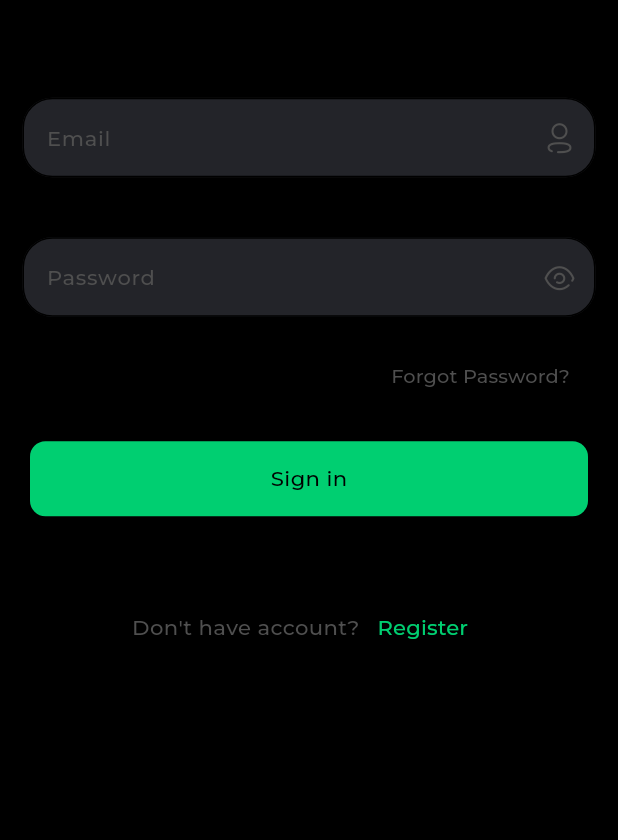
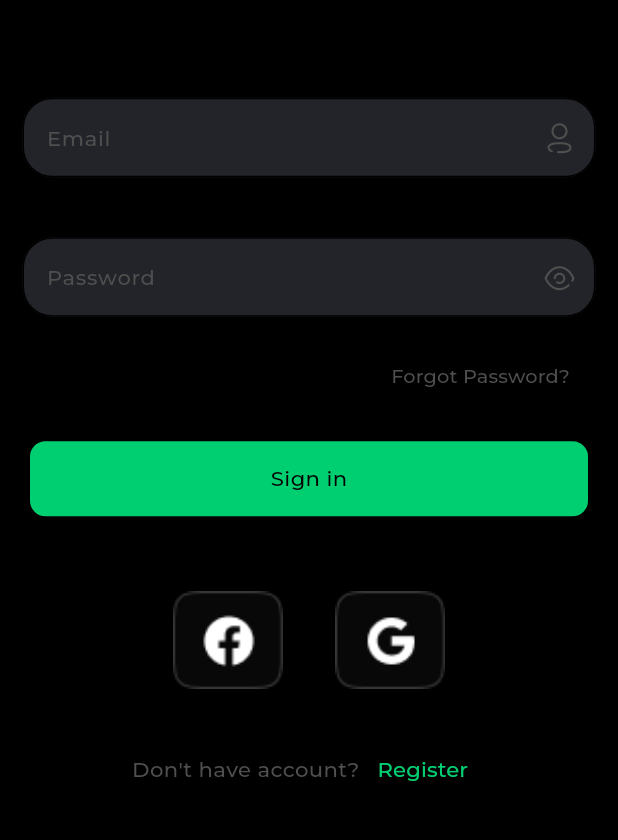
Before and after one commit to info-kareemmohamed/Movie-App, a Flutter app: the screen it shows after launch, after a tap on "Login", on a phone screen of 412 x 824 dp, the part 292-1132 px from its top. Run offline on Flutter 3.47's test engine with Material 3 defaults, Android fonts, the phone set to English and light mode, and no system bars; our stand-ins replace bloc, carousel_slider, cloud_firestore, conditional_builder_null_safety, curved_navigation_bar, dio and 8 more; accounts and stored records are empty; project files that could hold a hidden picture were left out.

Commit message:
Update Login Screen
Add two provider social login Facebook and Google

```diff
--- a/lib/core/utils/app_images.dart
+++ b/lib/core/utils/app_images.dart
@@ -22,11 +22,10 @@ class AppImages {
   static const String poster13 = "$images/Poster13.png";
   static const String ellipse = "$images/Ellipse.png";
   static const String shadow = "$images/shadow.png";
-  static const String googleIcon = "$icon/facebook.svg";
-  static const String facebookIcon = "$icon/google.svg";
-  static const String twitterIcon = "$icon/twitter.svg";
   static const String poster14 = "$images/Poster14.png";
   static const String shadow2 = "$images/shadow2.png";
   static const String shadowMoreFilms = "$images/shadowMoreFilms.png";
   static const String settingsIcon = "$images/settingsIcon.png";
+  static const String facebookIcon = "$images/facebook.png";
+  static const String googleIcon = "$images/google.png";
 }
--- a/lib/features/login/screens/pages/login.dart
+++ b/lib/features/login/screens/pages/login.dart
@@ -10,6 +10,7 @@ import 'package:flutter_project/features/login/cubit/LoginCubit/LoginCubit.dart'
 import 'package:flutter_project/features/login/cubit/LoginCubit/LoginStates.dart';
 import 'package:flutter_project/features/login/screens/pages/signup.dart';
 import 'package:flutter_project/features/login/screens/widget/main_button.dart';
+import 'package:flutter_project/features/login/screens/widget/social_widget.dart';
 import 'package:flutter_project/features/login/screens/widget/text_field.dart';
 
 class Login extends StatelessWidget {
@@ -120,6 +121,10 @@ class Login extends StatelessWidget {
                           const SizedBox(
                             height: 50,
                           ),
+                          const SocialWidget(),
+                          const SizedBox(
+                            height: 30,
+                          ),
                           Row(
                             mainAxisAlignment: MainAxisAlignment.center,
                             children: [
--- /dev/null
+++ b/lib/features/login/screens/widget/social_widget.dart
@@ -0,0 +1,38 @@
+import 'package:flutter/material.dart';
+import 'package:flutter_project/core/utils/app_images.dart';
+
+class SocialWidget extends StatelessWidget {
+  const SocialWidget({super.key});
+
+  @override
+  Widget build(BuildContext context) {
+    return Row(
+      mainAxisAlignment: MainAxisAlignment.center,
+      children: [
+        GestureDetector(
+          onTap: () {
+            print('Facebook');
+          },
+          child: Image.asset(
+            AppImages.facebookIcon,
+            height: 65,
+            fit: BoxFit.fill,
+          ),
+        ),
+        const SizedBox(
+          width: 35,
+        ),
+        GestureDetector(
+          onTap: () {
+            print('Google');
+          },
+          child: Image.asset(
+            AppImages.googleIcon,
+            height: 65,
+            fit: BoxFit.fill,
+          ),
+        ),
+      ],
+    );
+  }
+}
```
Also changed, not shown: assets/images/facebook.png (added), assets/images/google.png (added).
